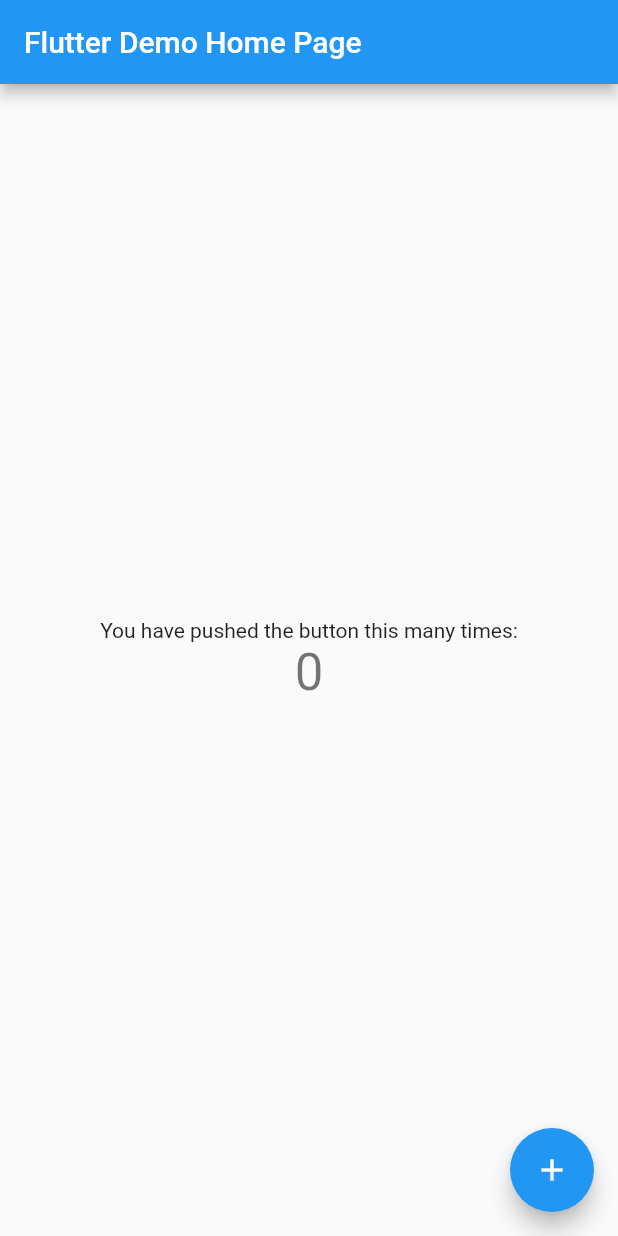
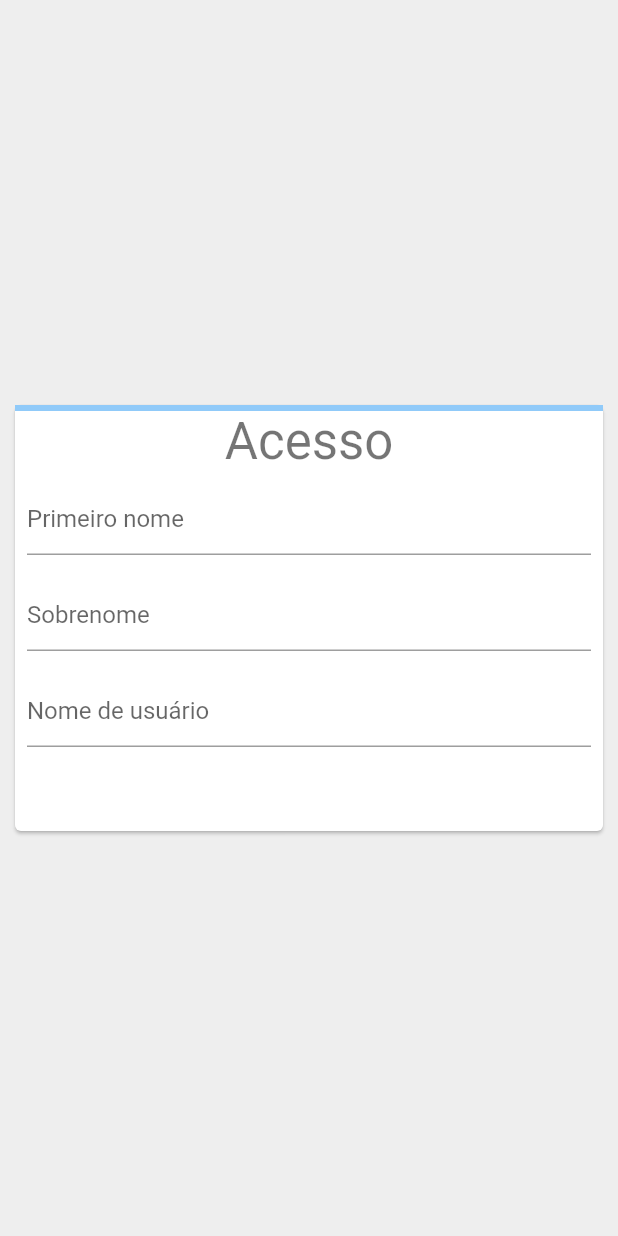
Before and after one commit to euivanw/flutter_codelabs_lab3, a Flutter app: the screen it shows after launch, on a phone screen of 412 x 824 dp. Run offline on Flutter 3.47's test engine with Material 2 defaults, Android fonts, the phone set to English and light mode, and no system bars.

Commit message:
Lab3: Obter o código web inicial

```diff
--- a/lib/main.dart
+++ b/lib/main.dart
@@ -1,117 +1,95 @@
 import 'package:flutter/material.dart';
 
-void main() {
-  runApp(MyApp());
-}
+void main() => runApp(LoginApp());
 
-class MyApp extends StatelessWidget {
-  // This widget is the root of your application.
+class LoginApp extends StatelessWidget {
   @override
   Widget build(BuildContext context) {
     return MaterialApp(
-      title: 'Flutter Demo',
-      theme: ThemeData(
-        // This is the theme of your application.
-        //
-        // Try running your application with "flutter run". You'll see the
-        // application has a blue toolbar. Then, without quitting the app, try
-        // changing the primarySwatch below to Colors.green and then invoke
-        // "hot reload" (press "r" in the console where you ran "flutter run",
-        // or simply save your changes to "hot reload" in a Flutter IDE).
-        // Notice that the counter didn't reset back to zero; the application
-        // is not restarted.
-        primarySwatch: Colors.blue,
-        // This makes the visual density adapt to the platform that you run
-        // the app on. For desktop platforms, the controls will be smaller and
-        // closer together (more dense) than on mobile platforms.
-        visualDensity: VisualDensity.adaptivePlatformDensity,
-      ),
-      home: MyHomePage(title: 'Flutter Demo Home Page'),
+      routes: {
+        '/': (context) => LoginTela(),
+      },
     );
   }
 }
 
-class MyHomePage extends StatefulWidget {
-  MyHomePage({Key key, this.title}) : super(key: key);
-
-  // This widget is the home page of your application. It is stateful, meaning
-  // that it has a State object (defined below) that contains fields that affect
-  // how it looks.
-
-  // This class is the configuration for the state. It holds the values (in this
-  // case the title) provided by the parent (in this case the App widget) and
-  // used by the build method of the State. Fields in a Widget subclass are
-  // always marked "final".
-
-  final String title;
-
+class LoginTela extends StatelessWidget {
   @override
-  _MyHomePageState createState() => _MyHomePageState();
+  Widget build(BuildContext context) {
+    return Scaffold(
+      backgroundColor: Colors.grey[200],
+      body: Center(
+        child: SizedBox(
+          width: 400,
+          child: Card(
+            child: FormularioLogin(),
+          ),
+        ),
+      ),
+    );
+  }
 }
 
-class _MyHomePageState extends State<MyHomePage> {
-  int _counter = 0;
+class FormularioLogin extends StatefulWidget {
+  @override
+  _FormularioLoginState createState() => _FormularioLoginState();
+}
 
-  void _incrementCounter() {
-    setState(() {
-      // This call to setState tells the Flutter framework that something has
-      // changed in this State, which causes it to rerun the build method below
-      // so that the display can reflect the updated values. If we changed
-      // _counter without calling setState(), then the build method would not be
-      // called again, and so nothing would appear to happen.
-      _counter++;
-    });
-  }
+class _FormularioLoginState extends State<FormularioLogin> {
+  final _primeiroNomeTextController = TextEditingController();
+  final _sobrenomeTextController = TextEditingController();
+  final _nomeDeUsuarioTextController = TextEditingController();
+
+  double _progressoFormulario = 0;
 
   @override
   Widget build(BuildContext context) {
-    // This method is rerun every time setState is called, for instance as done
-    // by the _incrementCounter method above.
-    //
-    // The Flutter framework has been optimized to make rerunning build methods
-    // fast, so that you can just rebuild anything that needs updating rather
-    // than having to individually change instances of widgets.
-    return Scaffold(
-      appBar: AppBar(
-        // Here we take the value from the MyHomePage object that was created by
-        // the App.build method, and use it to set our appbar title.
-        title: Text(widget.title),
-      ),
-      body: Center(
-        // Center is a layout widget. It takes a single child and positions it
-        // in the middle of the parent.
+    return Form(
       child: Column(
-          // Column is also a layout widget. It takes a list of children and
-          // arranges them vertically. By default, it sizes itself to fit its
-          // children horizontally, and tries to be as tall as its parent.
-          //
-          // Invoke "debug painting" (press "p" in the console, choose the
-          // "Toggle Debug Paint" action from the Flutter Inspector in Android
-          // Studio, or the "Toggle Debug Paint" command in Visual Studio Code)
-          // to see the wireframe for each widget.
-          //
-          // Column has various properties to control how it sizes itself and
-          // how it positions its children. Here we use mainAxisAlignment to
-          // center the children vertically; the main axis here is the vertical
-          // axis because Columns are vertical (the cross axis would be
-          // horizontal).
-          mainAxisAlignment: MainAxisAlignment.center,
-          children: <Widget>[
-            Text(
-              'You have pushed the button this many times:',
+        mainAxisSize: MainAxisSize.min,
+        children: [
+          LinearProgressIndicator(
+            value: _progressoFormulario,
           ),
           Text(
-              '$_counter',
+            'Acesso',
             style: Theme.of(context).textTheme.headline4,
+          ),
+          Padding(
+            padding: EdgeInsets.all(8.0),
+            child: TextFormField(
+              controller: _primeiroNomeTextController,
+              decoration: InputDecoration(
+                hintText: 'Primeiro nome',
+              ),
+            ),
+          ),
+          Padding(
+            padding: EdgeInsets.all(8.0),
+            child: TextFormField(
+              controller: _sobrenomeTextController,
+              decoration: InputDecoration(
+                hintText: 'Sobrenome',
+              ),
+            ),
+          ),
+          Padding(
+            padding: EdgeInsets.all(8.0),
+            child: TextFormField(
+              controller: _nomeDeUsuarioTextController,
+              decoration: InputDecoration(
+                hintText: 'Nome de usuário',
+              ),
+            ),
+          ),
+          FlatButton(
+            color: Colors.blue,
+            textColor: Colors.white,
+            onPressed: null,
+            child: Text('Acessar'),
           ),
         ],
       ),
-      ),
-      floatingActionButton: FloatingActionButton(
-        onPressed: _incrementCounter,
-        tooltip: 'Increment',
-        child: Icon(Icons.add),
-      ), // This trailing comma makes auto-formatting nicer for build methods.
     );
   }
 }
```
Also changed, not shown: 1 other file. Lines whose indentation alone changed are shown as unchanged.
